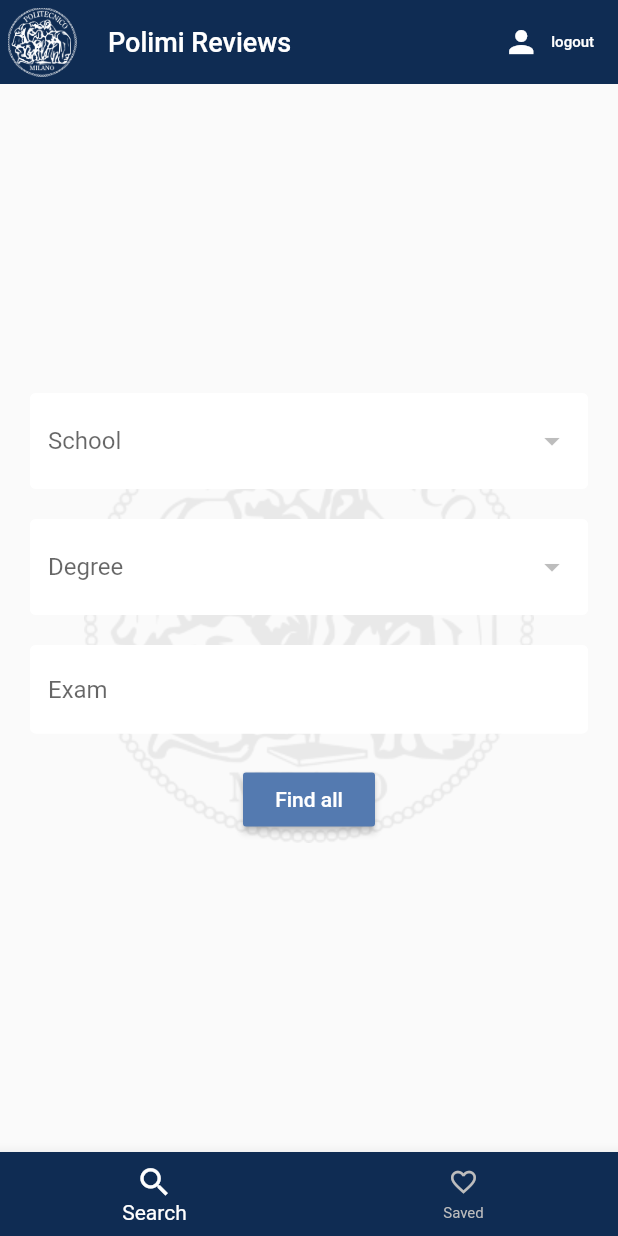
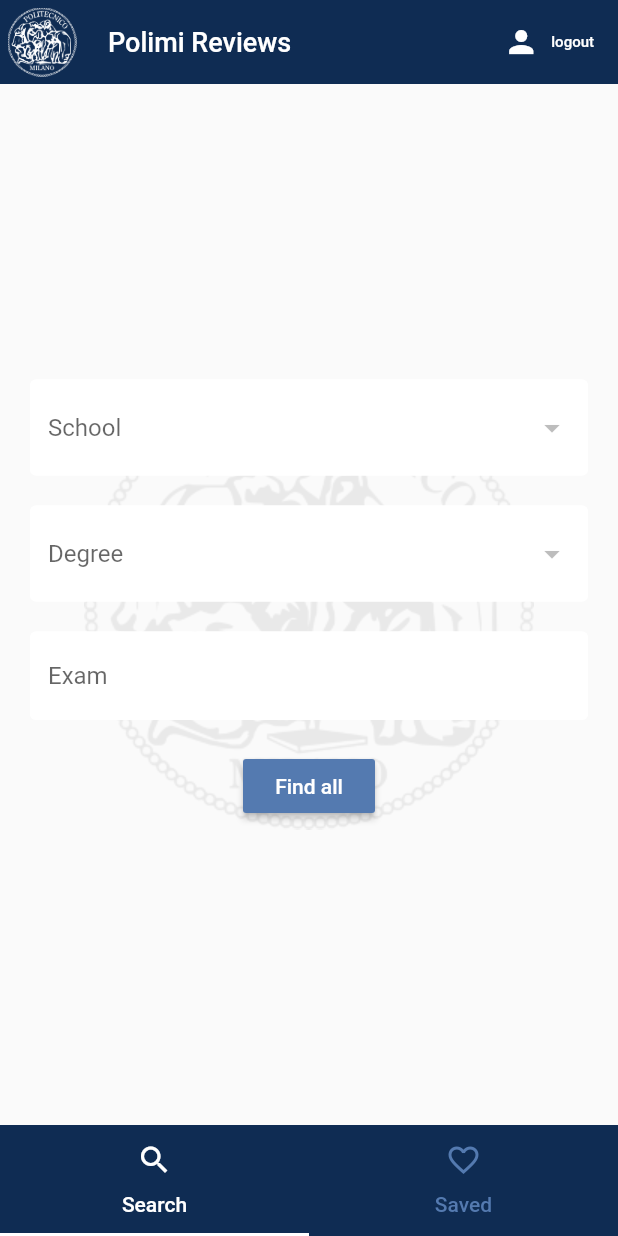
Before and after one commit to TheVinz/DIMA, a Flutter app: the screen it shows once a user with an empty profile is signed in, on a phone screen of 412 x 824 dp. Run offline on Flutter 3.47's test engine with Material 2 defaults, Android fonts, the phone set to English and light mode, and no system bars; our stand-ins replace cloud_firestore, firebase_auth, flutter_rating_bar, flutter_spinkit; accounts and stored records are empty.

Commit message:
added TabView on Home page

```diff
--- a/lib/screens/exam_detail/exam_detail.dart
+++ b/lib/screens/exam_detail/exam_detail.dart
@@ -57,7 +57,6 @@ class _ExamDetailState extends State<ExamDetail> with SingleTickerProviderStateM
 
   @override
   void dispose() {
-    // TODO: implement dispose
     _controller.dispose();
 
     super.dispose();
@@ -201,7 +200,7 @@ class _ExamDetailState extends State<ExamDetail> with SingleTickerProviderStateM
                                         tag: '${exam.path}_rating',
                                         child: RatingBarIndicator(
                                             unratedColor: AppColors.lightblue.withAlpha(150),
-                                            itemSize: 25.0,
+                                            itemSize: 20.0,
                                           rating: exam.numReviews==0 ? 5 : exam.score,
                                           itemCount: 5,
                                           itemBuilder: (_, __) => Icon(Icons.star, color: exam.numReviews==0 ? AppColors.grey : Colors.yellow[800])),
--- a/lib/screens/home/home.dart
+++ b/lib/screens/home/home.dart
@@ -1,14 +1,12 @@
 import 'package:flutter/material.dart';
 import 'package:polimi_reviews/models/favs_model.dart';
-import 'package:polimi_reviews/models/school.dart';
 import 'package:polimi_reviews/models/user.dart';
 import 'package:polimi_reviews/screens/home/favs_screen/favs_screen.dart';
+import 'package:polimi_reviews/screens/home/offstage_navigator.dart';
 import 'package:polimi_reviews/screens/home/search_screen/search_screen.dart';
-import 'package:polimi_reviews/services/auth.dart';
 import 'package:polimi_reviews/services/database.dart';
 import 'package:polimi_reviews/shared/constants.dart';
 import 'package:polimi_reviews/shared/loading.dart';
-import 'package:polimi_reviews/shared/utils.dart';
 import 'package:provider/provider.dart';
 
 class TabIndexes{
@@ -21,34 +19,21 @@ class Home extends StatefulWidget {
   _HomeState createState() => _HomeState();
 }
 
-class _HomeState extends State<Home> {
+class _HomeState extends State<Home> with SingleTickerProviderStateMixin {
 
   final _navigatorKeys = [
-    GlobalKey<NavigatorState>(),
     GlobalKey<NavigatorState>(),
     GlobalKey<NavigatorState>()];
 
   List<String> paths;
-  int _currentTab = TabIndexes.search;
+  TabController _tabController;
 
-  Widget _buildOffstageNavigator(int index, Widget screen){
-    return Offstage(
-      child: Navigator(
-        key: _navigatorKeys[index],
-        onGenerateRoute: (_) => MaterialPageRoute(builder: (_) => screen),
-        observers: [HeroController()],
-      ),
-      offstage: _currentTab!=index,
+  @override
+  void initState() {
+    super.initState();
+    _tabController = TabController(
+      length: 2, vsync: this
     );
-  }
-
-  void _selectTab(int tabItem) {
-    if (tabItem == _currentTab) {
-      // pop to first route
-      _navigatorKeys[tabItem].currentState.popUntil((route) => route.isFirst);
-    } else {
-      setState(() => _currentTab = tabItem);
-    }
   }
 
   @override
@@ -59,14 +44,15 @@ class _HomeState extends State<Home> {
     if(paths == null)
       DatabaseServices(uid:uid).favourites.then((value) => setState(() => paths = value));
 
-    return paths==null? Container(color: Colors.white, child: Loading()) : WillPopScope(
+    return paths==null? Container(color: Colors.white, child: Loading()) :
+    WillPopScope(
       onWillPop: () async {
-        final isFirstRouteInCurrentTab = !await _navigatorKeys[_currentTab].currentState.maybePop();
+        final isFirstRouteInCurrentTab = !await _navigatorKeys[_tabController.index].currentState.maybePop();
         if (isFirstRouteInCurrentTab) {
           // if not on the 'main' tab
-          if (_currentTab != TabIndexes.search) {
+          if (_tabController.index != TabIndexes.search) {
             // select 'main' tab
-            _selectTab(TabIndexes.search);
+            _tabController.animateTo(TabIndexes.search);
             // back button handled by app
             return false;
           }
@@ -77,30 +63,30 @@ class _HomeState extends State<Home> {
       child: ChangeNotifierProvider<FavsModel>(
         create: (_) => FavsModel(paths, uid:uid),
         child: Scaffold(
-          bottomNavigationBar: BottomNavigationBar(
-            selectedItemColor: Colors.white,
-            unselectedItemColor: Colors.grey[400],
-            unselectedLabelStyle: TextStyle(fontSize: 10.0),
-            selectedIconTheme: IconThemeData(size: 25.0),
-            unselectedIconTheme: IconThemeData(size: 20.0),
-            backgroundColor: AppColors.darkblue,
-            currentIndex: _currentTab,
-            onTap: (val) => val!=_currentTab ? this.setState(() => _currentTab = val) : null,
-            items: [
-              BottomNavigationBarItem(
-                icon: Icon(Icons.search),
-                title: Text('Search')
-              ),
-              BottomNavigationBarItem(
-                icon: Icon(Icons.favorite_border),
-                title: Text('Saved')
-              )
-            ]
+          bottomNavigationBar: Container(
+            color: AppColors.darkblue,
+            child: TabBar(
+              controller: _tabController,
+              labelColor: Colors.white,
+              unselectedLabelColor: AppColors.lightblue,
+              indicatorColor: Colors.white,
+              tabs: [
+                Tab (
+                  icon: Icon(Icons.search,),
+                  text: 'Search'
+                ),
+                Tab(
+                  icon: Icon(Icons.favorite_border,),
+                  text: 'Saved'
+                )
+              ]
+            ),
           ),
-          body: Stack(
+          body: TabBarView(
+            controller: _tabController,
             children: [
-              _buildOffstageNavigator(TabIndexes.search, SearchScreen()),
-              _buildOffstageNavigator(TabIndexes.favs, FavsScreen())
+              OffstageNavigator(SearchScreen(), _navigatorKeys[0]),
+              OffstageNavigator(FavsScreen(), _navigatorKeys[1])
             ],
           ),
         ),
--- /dev/null
+++ b/lib/screens/home/offstage_navigator.dart
@@ -0,0 +1,27 @@
+import 'package:flutter/material.dart';
+
+class OffstageNavigator extends StatefulWidget {
+
+  final Widget screen;
+  final GlobalKey<NavigatorState> navigatorKey;
+  OffstageNavigator(this.screen, this.navigatorKey);
+
+  @override
+  _OffstageNavigatorState createState() => _OffstageNavigatorState();
+}
+
+class _OffstageNavigatorState extends State<OffstageNavigator>
+    with AutomaticKeepAliveClientMixin<OffstageNavigator>{
+
+  @override
+  bool get wantKeepAlive => true;
+
+  @override
+  Widget build(BuildContext context) {
+    return  Navigator(
+      key: widget.navigatorKey,
+      onGenerateRoute: (_) => MaterialPageRoute(builder: (_) => widget.screen),
+      observers: [HeroController()],
+    );
+  }
+}
```
